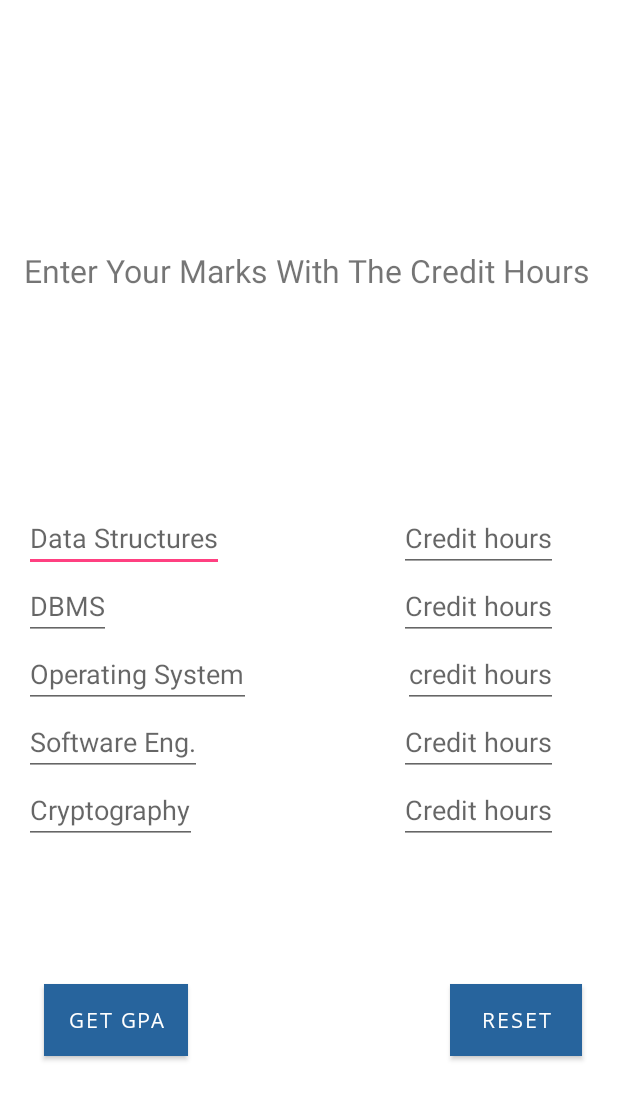
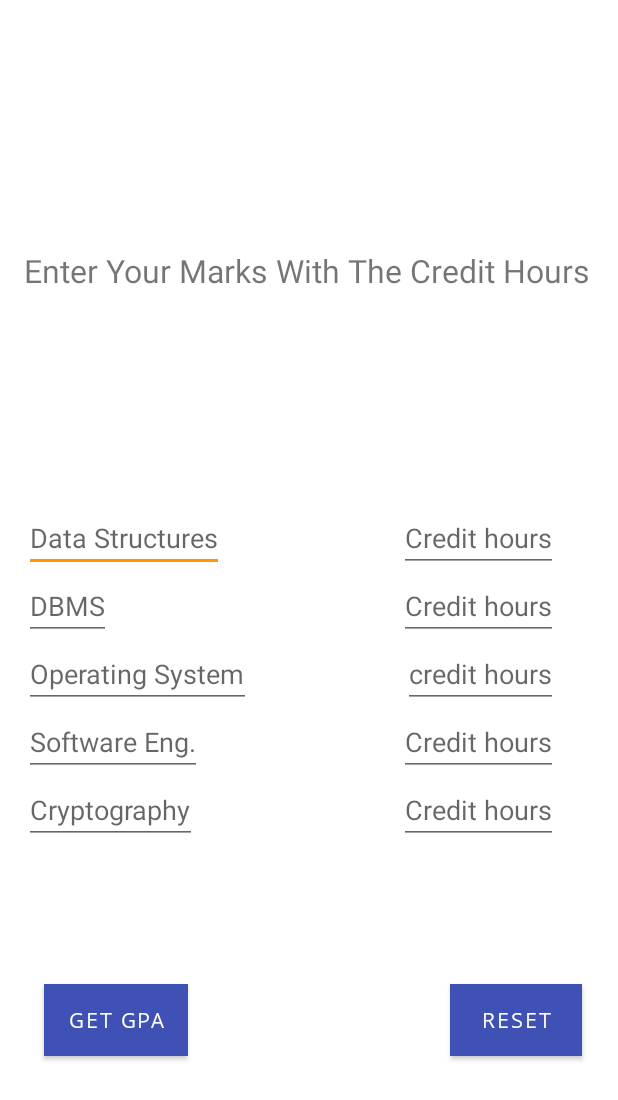
Before and after one commit to BraKoose/BlueCrest-School-App, an Android app: the layout activity_gpa__calculator.xml on its own in the app's theme, with its tools: preview values and no code run, on a phone screen of 412 x 824 dp. Shown: the top 1100 px of the screen. Run offline under Robolectric (Android 15) with nearby library versions, the phone set to English and light mode, and no system bars.

Commit message:
Theme ing with the right colors

```diff
--- a/app/src/main/res/drawable-v24/background.xml
+++ b/app/src/main/res/drawable-v24/background.xml
@@ -1,7 +1,7 @@
 <?xml version="1.0" encoding="utf-8"?>
 <shape xmlns:android="http://schemas.android.com/apk/res/android"
 android:shape="rectangle">
-    <solid android:color="@color/white"/>
+    <solid android:color="@color/icons"/>
     <corners android:radius="10dp"/>
     <padding
         android:top="5dp"
--- a/app/src/main/res/drawable/bluecrest_background.xml
+++ b/app/src/main/res/drawable/bluecrest_background.xml
@@ -2,7 +2,7 @@
 <selector xmlns:android="http://schemas.android.com/apk/res/android">
 <item>
     <shape android:shape="rectangle">
-        <gradient android:startColor="@color/blue" android:endColor="@color/orange" android:angle="-45"/>
+        <gradient android:startColor="@color/primary" android:endColor="@color/accent" android:angle="-45"/>
     </shape>
 </item>
 </selector>
--- a/app/src/main/res/drawable/butbackground.xml
+++ b/app/src/main/res/drawable/butbackground.xml
@@ -6,6 +6,6 @@
 
 <stroke
     android:width="3dp"
-    android:color="@color/blue"/>
-<solid android:color="@color/white"/>
+    android:color="@color/primary"/>
+<solid android:color="@color/icons"/>
 </shape>
--- a/app/src/main/res/drawable/dpback.xml
+++ b/app/src/main/res/drawable/dpback.xml
@@ -5,7 +5,7 @@
 
     <stroke
         android:width="3dp"
-        android:color="@color/black"/>
-    <solid android:color="@color/white"/>
+        android:color="@color/primary_text"/>
+    <solid android:color="@color/icons"/>
 
 </shape>
--- a/app/src/main/res/layout-land/activity_dash_board.xml
+++ b/app/src/main/res/layout-land/activity_dash_board.xml
@@ -21,7 +21,7 @@
             android:layout_height="wrap_content"
             android:layout_centerInParent="true"
             android:text="MY DASHBOARD"
-            android:textColor="@color/white"
+            android:textColor="@color/icons"
             android:textSize="34sp" />
 
 
--- a/app/src/main/res/layout-land/activity_gpa__calculator.xml
+++ b/app/src/main/res/layout-land/activity_gpa__calculator.xml
@@ -84,7 +84,7 @@
         android:layout_width="wrap_content"
         android:layout_height="wrap_content"
         android:layout_marginEnd="35dp"
-        android:background="@color/darkBlue"
+        android:background="@color/primary_dark"
         android:text="get GPA"
         android:textColor="@color/common_google_signin_btn_text_dark_focused"
         app:layout_constraintBaseline_toBaselineOf="@+id/reset"
@@ -97,7 +97,7 @@
         android:layout_width="wrap_content"
         android:layout_height="wrap_content"
         android:layout_marginEnd="16dp"
-        android:background="@color/darkBlue"
+        android:background="@color/primary_dark"
         android:text="reset"
         android:textColor="@color/common_google_signin_btn_text_dark_focused"
         app:layout_constraintEnd_toEndOf="parent"
@@ -107,7 +107,7 @@
         android:id="@+id/ds5"
         android:layout_width="wrap_content"
         android:layout_height="wrap_content"
-        android:textColor="@color/darkBlue"
+        android:textColor="@color/primary_dark"
         android:textSize="14sp"
         android:textStyle="bold|italic"
         app:layout_constraintBottom_toTopOf="@+id/result"
@@ -118,7 +118,7 @@
         android:layout_width="wrap_content"
         android:layout_height="wrap_content"
         android:layout_marginBottom="24dp"
-        android:textColor="@color/darkBlue"
+        android:textColor="@color/primary_dark"
         android:textSize="14sp"
         android:textStyle="bold|italic"
         app:layout_constraintBottom_toTopOf="@+id/ds3"
@@ -130,7 +130,7 @@
         android:layout_height="wrap_content"
         android:layout_marginStart="37dp"
         android:layout_marginBottom="24dp"
-        android:textColor="@color/darkBlue"
+        android:textColor="@color/primary_dark"
         android:textSize="14sp"
         android:textStyle="bold|italic"
         app:layout_constraintBottom_toTopOf="@+id/ds2"
@@ -141,7 +141,7 @@
         android:layout_width="wrap_content"
         android:layout_height="wrap_content"
         android:layout_marginBottom="28dp"
-        android:textColor="@color/darkBlue"
+        android:textColor="@color/primary_dark"
         android:textSize="14sp"
         android:textStyle="bold|italic"
         app:layout_constraintBottom_toTopOf="@+id/ds4"
@@ -152,7 +152,7 @@
         android:layout_width="wrap_content"
         android:layout_height="wrap_content"
         android:layout_marginBottom="28dp"
-        android:textColor="@color/darkBlue"
+        android:textColor="@color/primary_dark"
         android:textSize="14sp"
         android:textStyle="bold|italic"
         app:layout_constraintBottom_toTopOf="@+id/ds5"
--- a/app/src/main/res/layout/activity_dash_board.xml
+++ b/app/src/main/res/layout/activity_dash_board.xml
@@ -21,7 +21,7 @@
             android:layout_height="wrap_content"
             android:layout_centerInParent="true"
             android:text="MY DASHBOARD"
-            android:textColor="@color/white"
+            android:textColor="@color/icons"
             android:textSize="34sp" />
 
 
--- a/app/src/main/res/layout/activity_gpa__calculator.xml
+++ b/app/src/main/res/layout/activity_gpa__calculator.xml
@@ -80,7 +80,7 @@
         android:layout_width="wrap_content"
         android:layout_height="wrap_content"
         android:layout_marginEnd="35dp"
-        android:background="@color/darkBlue"
+        android:background="@color/primary_dark"
         android:text="get GPA"
         app:layout_constraintBaseline_toBaselineOf="@+id/reset"
         app:layout_constraintEnd_toStartOf="@+id/reset"
@@ -93,7 +93,7 @@
         android:layout_height="wrap_content"
         android:layout_marginTop="36dp"
         android:layout_marginEnd="8dp"
-        android:background="@color/darkBlue"
+        android:background="@color/primary_dark"
         android:text="reset"
         app:layout_constraintEnd_toEndOf="parent"
         app:layout_constraintTop_toBottomOf="@+id/fail" />
@@ -103,7 +103,7 @@
         android:layout_width="wrap_content"
         android:layout_height="wrap_content"
         android:layout_marginBottom="20dp"
-        android:textColor="@color/darkBlue"
+        android:textColor="@color/primary_dark"
         android:textSize="16sp"
         android:textStyle="bold|italic"
         app:layout_constraintBottom_toTopOf="@+id/result"
@@ -114,7 +114,7 @@
         android:layout_width="wrap_content"
         android:layout_height="wrap_content"
         android:layout_marginBottom="24dp"
-        android:textColor="@color/darkBlue"
+        android:textColor="@color/primary_dark"
         android:textSize="16sp"
         android:textStyle="bold|italic"
         app:layout_constraintBottom_toTopOf="@+id/ds3"
@@ -126,7 +126,7 @@
         android:layout_height="wrap_content"
         android:layout_marginStart="37dp"
         android:layout_marginBottom="24dp"
-        android:textColor="@color/darkBlue"
+        android:textColor="@color/primary_dark"
         android:textSize="16sp"
         android:textStyle="bold|italic"
         app:layout_constraintBottom_toTopOf="@+id/ds2"
@@ -137,7 +137,7 @@
         android:layout_width="wrap_content"
         android:layout_height="wrap_content"
         android:layout_marginBottom="28dp"
-        android:textColor="@color/darkBlue"
+        android:textColor="@color/primary_dark"
         android:textSize="16sp"
         android:textStyle="bold|italic"
         app:layout_constraintBottom_toTopOf="@+id/ds4"
@@ -148,7 +148,7 @@
         android:layout_width="wrap_content"
         android:layout_height="wrap_content"
         android:layout_marginBottom="24dp"
-        android:textColor="@color/darkBlue"
+        android:textColor="@color/primary_dark"
         android:textSize="16sp"
         android:textStyle="bold|italic"
         app:layout_constraintBottom_toTopOf="@+id/ds5"
@@ -160,7 +160,7 @@
         android:layout_height="wrap_content"
         android:layout_marginStart="8dp"
         android:layout_marginEnd="8dp"
-        android:textColor="@color/darkBlue"
+        android:textColor="@color/primary_dark"
         android:textSize="18sp"
         app:layout_constraintBottom_toTopOf="@+id/fail"
         app:layout_constraintEnd_toEndOf="parent"
--- a/app/src/main/res/layout/activity_login.xml
+++ b/app/src/main/res/layout/activity_login.xml
@@ -6,6 +6,8 @@
     android:background="@drawable/bak"
     android:layout_height="match_parent"
     tools:context=".Login">
+
+
 
 
     <ImageView
@@ -31,7 +33,7 @@
         android:ems="10"
         android:hint="@string/enter_email"
         android:inputType="textEmailAddress"
-        android:textColorHint="@color/white"
+        android:textColorHint="@color/icons"
         app:layout_constraintHorizontal_bias="0.502"
         app:layout_constraintLeft_toLeftOf="parent"
         app:layout_constraintRight_toRightOf="parent"
@@ -48,7 +50,7 @@
         android:ems="10"
         android:hint="@string/enter_password"
         android:inputType="textPassword"
-        android:textColorHint="@color/white"
+        android:textColorHint="@color/icons"
         app:layout_constraintHorizontal_bias="0.502"
         app:layout_constraintLeft_toLeftOf="parent"
         app:layout_constraintRight_toRightOf="parent"
--- a/app/src/main/res/values/styles.xml
+++ b/app/src/main/res/values/styles.xml
@@ -3,9 +3,9 @@
     <!-- Base application theme. -->
     <style name="AppTheme" parent="Theme.MaterialComponents.Light.NoActionBar">
         <!-- Customize your theme here. -->
-        <item name="colorPrimary">@color/colorPrimary</item>
-        <item name="colorPrimaryDark">@color/colorPrimary</item>
-        <item name="colorAccent">@color/colorAccent</item>
+        <item name="colorPrimary">@color/primary</item>
+        <item name="colorPrimaryDark">@color/primary_dark</item>
+        <item name="colorAccent">@color/accent</item>
         <item name="textAppearanceButton">@style/TextAppearance.App.Button</item>
         <item name="shapeAppearanceSmallComponent">@style/ShapeAppearance.App.SmallComponent</item>
     </style>
@@ -45,12 +45,12 @@
     </style>
 
     <style name="ThemeOverlay.App.Button.TextButton" parent="">
-        <item name="colorPrimary">@color/blue</item>
+        <item name="colorPrimary">@color/primary</item>
     </style>
 
     <style name="ThemeOverlay.App.Button" parent="">
-        <item name="colorPrimary">@color/blue</item>
-        <item name="colorOnPrimary">@color/darkBlue</item>
+        <item name="colorPrimary">@color/primary</item>
+        <item name="colorOnPrimary">@color/primary_dark</item>
     </style>
 
 
```
Also changed, not shown: app/src/main/res/layout/activity_result.xml (+8 -8 lines), app/src/main/res/values/colors.xml (+9 -21 lines).
